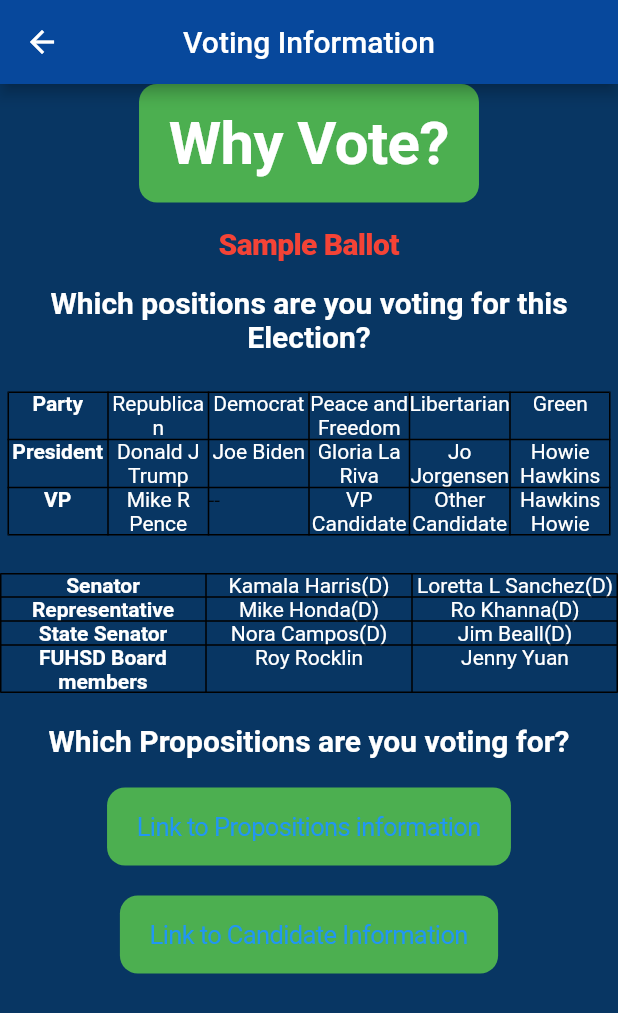
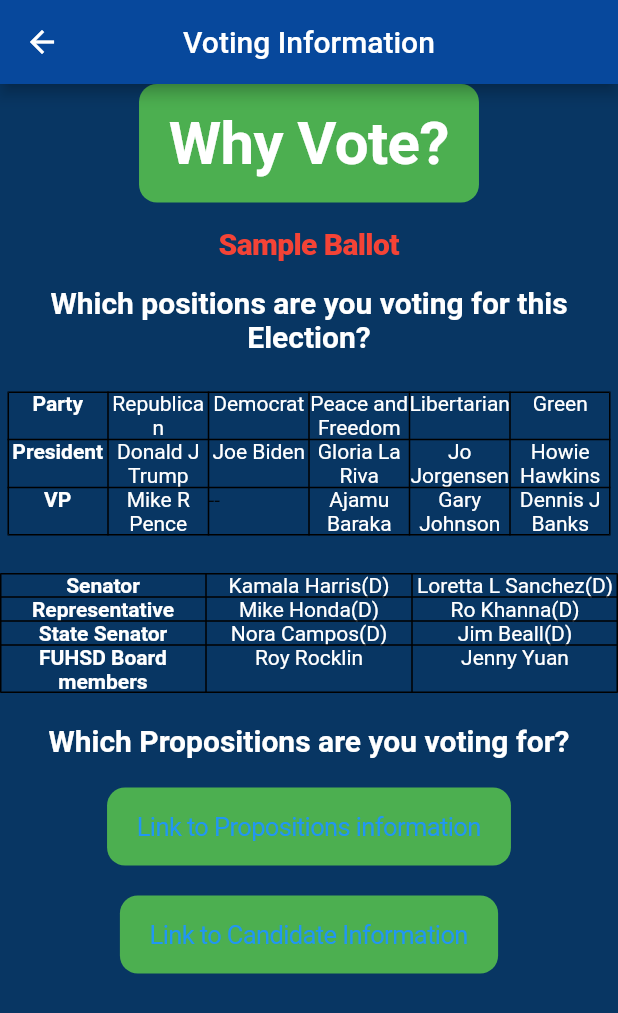
Before and after one commit to shedaoo878/weCupertino, a Flutter app: the votingScreen screen opened directly, on a phone screen of 412 x 824 dp. Shown: the top 1013 px of the screen. Run offline on Flutter 3.47's test engine with Material 2 defaults, Android fonts, the phone set to English and light mode, and no system bars; our stand-ins replace firebase_auth, google_maps_flutter, google_sign_in; accounts and stored records are empty.

Commit message:
Final Push

```diff
--- a/lib/Resources.dart
+++ b/lib/Resources.dart
@@ -56,7 +56,7 @@ class homescreen extends State<StatefulWidget> {
         backgroundColor: Color(0xFF07489C),
         title: Text('Resources'),
         centerTitle: true,
-        leading: IconButton(onPressed: () { Navigator.push(context, MaterialPageRoute(builder: (context) => cards())); }, icon: Icon(Icons.arrow_back)),
+        leading: IconButton(onPressed: () { Navigator.push(context, MaterialPageRoute(builder: (context) =>  cards())); }, icon: Icon(Icons.arrow_back)),
 
       ),
       backgroundColor: Color(0xFF083663),
@@ -85,7 +85,7 @@ class homescreen extends State<StatefulWidget> {
                       children: <Widget>[
                         Text(
 //                          user1 == null? 'Welcome' : 'Welcome ' + user1.displayName,
-                          'Resources',
+                          'Resources Available for you',
                           style: TextStyle(
                               fontWeight: FontWeight.bold,
                               height: 1,
--- a/lib/Voting.dart
+++ b/lib/Voting.dart
@@ -108,9 +108,9 @@ class votingState extends State<votingScreen> {
                           Text('VP', style: TextStyle(color: Colors.white, fontWeight: FontWeight.bold), textAlign: TextAlign.center, ),
                           Text('Mike R Pence', style: TextStyle(color: Colors.white), textAlign: TextAlign.center,),
                           Text('--'),
-                          Text('VP Candidate', style: TextStyle(color: Colors.white), textAlign: TextAlign.center,),
-                          Text('Other Candidate', style: TextStyle(color: Colors.white), textAlign: TextAlign.center,),
-                          Text('Hawkins Howie', style: TextStyle(color: Colors.white), textAlign: TextAlign.center,)
+                          Text('Ajamu Baraka', style: TextStyle(color: Colors.white), textAlign: TextAlign.center,),
+                          Text('Gary Johnson', style: TextStyle(color: Colors.white), textAlign: TextAlign.center,),
+                          Text('Dennis J Banks', style: TextStyle(color: Colors.white), textAlign: TextAlign.center,)
                         ]
                     ),
 
```
Also changed, not shown: lib/GoogleSignIn.dart (+8 -2 lines).
